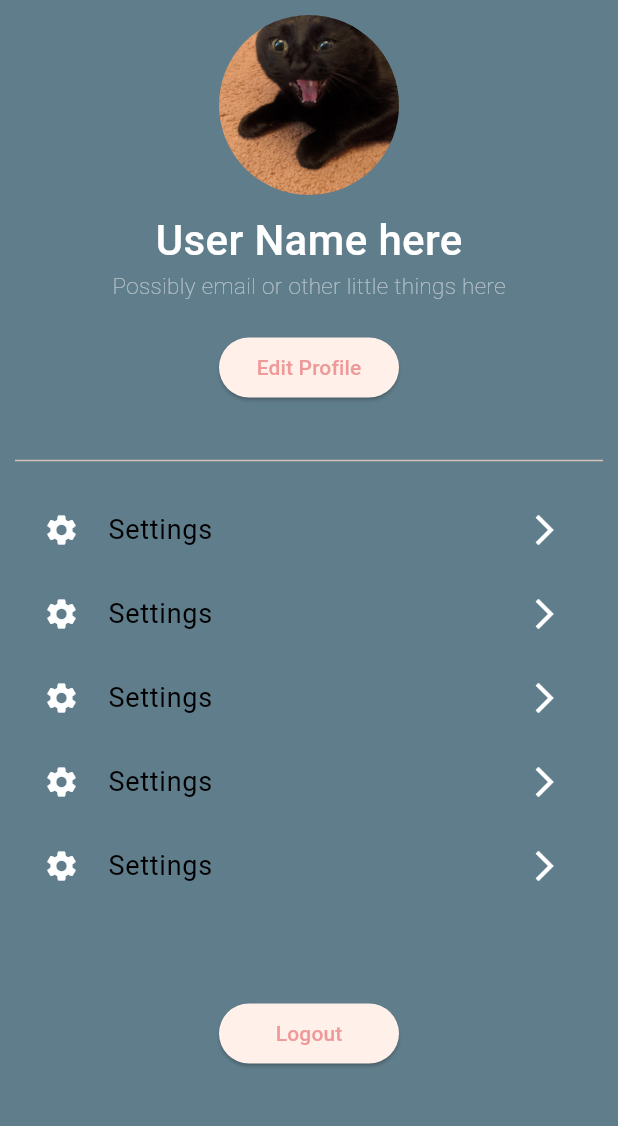
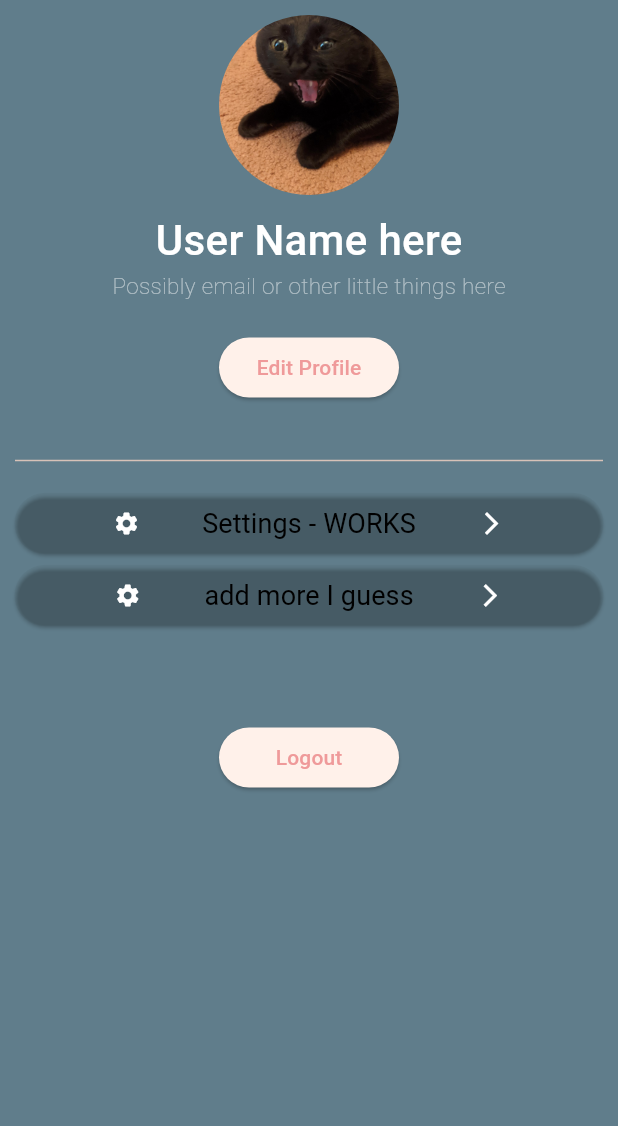
Before and after one commit to dmbatmazz/DiscoverEase, a Flutter app: the screen it shows after launch, after a tap on "Profile", on a phone screen of 412 x 824 dp, the part 84-1210 px from its top. Run offline on Flutter 3.47's test engine with Material 3 defaults, Android fonts, the phone set to English and light mode, and no system bars; our stand-ins replace curved_labeled_navigation_bar, firebase_auth, firebase_core, geolocator, google_maps_flutter, introduction_screen and 1 more; accounts and stored records are empty.

Commit message:
Profile Update - can be expanded to whatever

```diff
--- a/discover_ease/lib/main.dart
+++ b/discover_ease/lib/main.dart
@@ -6,7 +6,6 @@ import 'package:discover_ease/screens/onboarding_screen.dart';
 import 'package:discover_ease/testpage.dart';
 import 'package:flutter/services.dart';
 import 'package:discover_ease/screens/profile_screen.dart';
-import 'package:discover_ease/pages/main_page.dart';
 // DEFINING routes: {[PAGE NAME]} ON MaterialApp => routes: {'/homepage': (context) => const PAGENAME()}
 
 
@@ -80,14 +79,6 @@ class Home extends StatelessWidget {
           ],
         ),
         Row(children: [
-          ElevatedButton(
-              child: const Text("Main page"),
-              onPressed: () {
-                Navigator.push(context,
-                MaterialPageRoute(builder: (context) => const MainPage())
-                );
-              },
-            ),
             ElevatedButton(
               child: const Text("Google Maps"),
               onPressed: () {
--- a/discover_ease/lib/widgets/profile_screen_menu.dart
+++ b/discover_ease/lib/widgets/profile_screen_menu.dart
@@ -1,3 +1,4 @@
+import 'package:discover_ease/screens/edit_profile_screen.dart';
 import 'package:flutter/material.dart';
 
 class ProfileMenu extends StatelessWidget {
@@ -8,72 +9,36 @@ class ProfileMenu extends StatelessWidget {
     return Column(
       children: [
 
-            ListTile(
-                  leading: Container(
-                    width: 30, height: 30,
-                    decoration: BoxDecoration(borderRadius: BorderRadius.circular(100)),
-                    child: const Icon(Icons.settings, color: Colors.white,),
-                  ),
-                  title: const Text("Settings", style: TextStyle(fontSize: 18, fontWeight: FontWeight.w400, color: Colors.black),),
-                  trailing: Container(
-                    width: 30, height: 30, decoration: BoxDecoration(borderRadius: BorderRadius.circular(100), color: Colors.transparent),
-                    child: const Icon(Icons.arrow_forward_ios_outlined,color: Colors.white,),
-                  ),
-                ),
-
-            ListTile(
-                  leading: Container(
-                    width: 30, height: 30,
-                    decoration: BoxDecoration(borderRadius: BorderRadius.circular(100)),
-                    child: const Icon(Icons.settings, color: Colors.white,),
-                  ),
-                  title: const Text("Settings", style: TextStyle(fontSize: 18, fontWeight: FontWeight.w400, color: Colors.black),),
-                  trailing: Container(
-                    width: 30, height: 30, decoration: BoxDecoration(borderRadius: BorderRadius.circular(100), color: Colors.transparent),
-                    child: const Icon(Icons.arrow_forward_ios_outlined,color: Colors.white,),
-                  ),
-                ),
-
-            ListTile(
-                  leading: Container(
-                    width: 30, height: 30,
-                    decoration: BoxDecoration(borderRadius: BorderRadius.circular(100)),
-                    child: const Icon(Icons.settings, color: Colors.white,),
-                  ),
-                  title: const Text("Settings", style: TextStyle(fontSize: 18, fontWeight: FontWeight.w400, color: Colors.black),),
-                  trailing: Container(
-                    width: 30, height: 30, decoration: BoxDecoration(borderRadius: BorderRadius.circular(100), color: Colors.transparent),
-                    child: const Icon(Icons.arrow_forward_ios_outlined,color: Colors.white,),
-                  ),
-                ),
-
-            ListTile(
-                  leading: Container(
-                    width: 30, height: 30,
-                    decoration: BoxDecoration(borderRadius: BorderRadius.circular(100)),
-                    child: const Icon(Icons.settings, color: Colors.white,),
-                  ),
-                  title: const Text("Settings", style: TextStyle(fontSize: 18, fontWeight: FontWeight.w400, color: Colors.black),),
-                  trailing: Container(
-                    width: 30, height: 30, decoration: BoxDecoration(borderRadius: BorderRadius.circular(100), color: Colors.transparent),
-                    child: const Icon(Icons.arrow_forward_ios_outlined,color: Colors.white,),
-                  ),
-                ),
-
-                ListTile(
-                  leading: Container(
-                    width: 30, height: 30,
-                    decoration: BoxDecoration(borderRadius: BorderRadius.circular(100)),
-                    child: const Icon(Icons.settings, color: Colors.white,),
-                  ),
-                  title: const Text("Settings", style: TextStyle(fontSize: 18, fontWeight: FontWeight.w400, color: Colors.black),),
-                  trailing: Container(
-                    width: 30, height: 30, decoration: BoxDecoration(borderRadius: BorderRadius.circular(100), color: Colors.transparent),
-                    child: const Icon(Icons.arrow_forward_ios_outlined,color: Colors.white,),
-                  ),
-                ),
-
-
+            ElevatedButton(onPressed: (){
+              Navigator.push(context,
+                        MaterialPageRoute(
+                          builder: (context)=>const EditProfileScreen(),
+                          )
+                          );
+            },
+            style: const ButtonStyle(
+              backgroundColor: MaterialStatePropertyAll<Color>(Colors.transparent)),
+              child: const Row(
+              mainAxisAlignment: MainAxisAlignment.spaceEvenly,
+              children: [
+                   Icon(Icons.settings, color: Colors.white,),
+                   Text("Settings - WORKS", style: TextStyle(fontSize: 18, fontWeight: FontWeight.w400, color: Colors.black),),
+                   Icon(Icons.arrow_forward_ios_outlined,color: Colors.white,)
+              ],
+            ),
+            ),
+            ElevatedButton(onPressed: (){},
+            style: const ButtonStyle(
+              backgroundColor: MaterialStatePropertyAll<Color>(Colors.transparent)),
+              child: const Row(
+              mainAxisAlignment: MainAxisAlignment.spaceEvenly,
+              children: [
+                   Icon(Icons.settings, color: Colors.white,),
+                   Text("add more I guess", style: TextStyle(fontSize: 18, fontWeight: FontWeight.w400, color: Colors.black),),
+                   Icon(Icons.arrow_forward_ios_outlined,color: Colors.white,)
+              ],
+            ),
+            ),
                SizedBox(height: 60,),
                SizedBox(width: 120, child: ElevatedButton(onPressed: (){}, child: const Text("Logout"))),
 
```
Also changed, not shown: discover_ease/lib/pages/main_page.dart (deleted, +0 -116 lines), discover_ease/lib/screens/edit_profile_screen.dart (added, +10 -0 lines).
